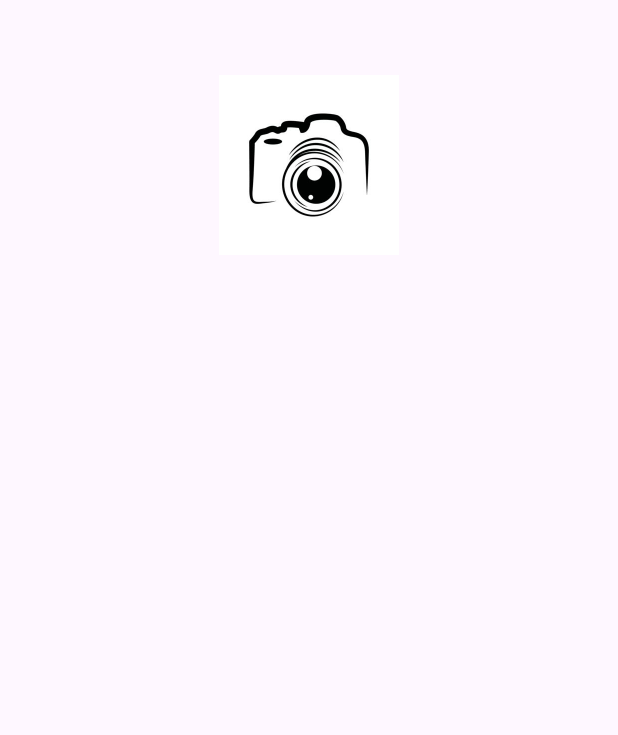
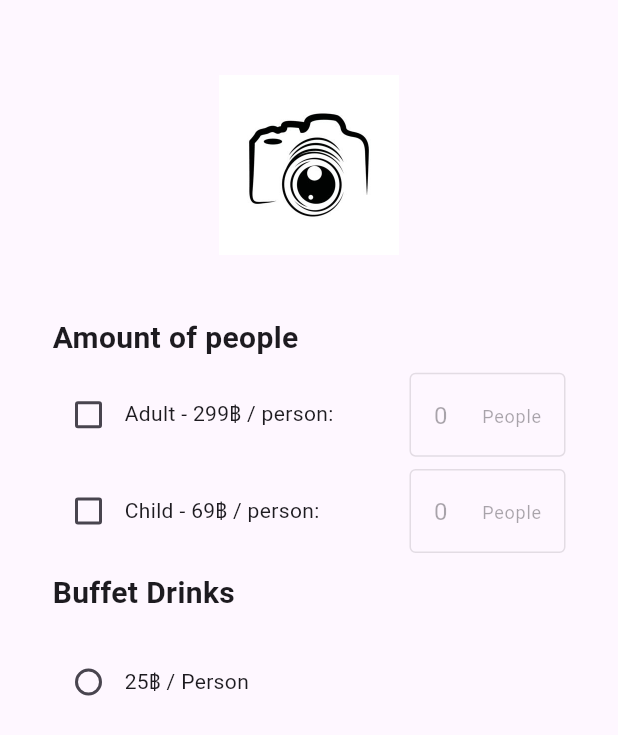
Before and after one commit to Thitibuntana/sau_mukratha_app, a Flutter app: the CalBillUI screen opened directly, on a phone screen of 412 x 824 dp. Shown: the top 735 px of the screen. Run offline on Flutter 3.47's test engine with Material 3 defaults, Android fonts, the phone set to English and light mode, and no system bars; our stand-ins replace animated_notch_bottom_bar, font_awesome_flutter, google_fonts, image_picker; Roboto replaces fonts that are missing (Kanit).

Commit message:
CalBillUI First Step Commit

```diff
--- a/lib/views/cal_bill_ui.dart
+++ b/lib/views/cal_bill_ui.dart
@@ -1,4 +1,7 @@
+import 'dart:io';
 import 'package:flutter/material.dart';
+import "package:image_picker/image_picker.dart";
+import "package:flutter/services.dart";
 
 class CalBillUI extends StatefulWidget {
   const CalBillUI({super.key});
@@ -8,25 +11,195 @@ class CalBillUI extends StatefulWidget {
 }
 
 class _CalBillUIState extends State<CalBillUI> {
+  bool adultCheck = false;
+  bool childCheck = false;
+
+  TextEditingController adultCtrl = TextEditingController(text: '0');
+  TextEditingController childCtrl = TextEditingController(text: '0');
+
+  File? imgFile;
+  Future<void> openCamera() async {
+    final picker = await ImagePicker().pickImage(
+      source: ImageSource.camera,
+      imageQuality: 75,
+    );
+    if (picker == null) return;
+
+    setState(() {
+      imgFile = File(picker.path);
+    });
+  }
+
   @override
   Widget build(BuildContext context) {
     return Scaffold(
       body: SingleChildScrollView(
         child: Padding(
           padding: EdgeInsets.only(
-            left: 8.0,
-            right: 8.0,
+            left: 35.0,
+            right: 35.0,
           ),
           child: Center(
-            child: Column(children: [
+            child: Column(
+              children: [
                 SizedBox(
                   height: 50,
                 ),
-              Image.asset(
+                InkWell(
+                  onTap: () {
+                    openCamera();
+                  },
+                  child: imgFile == null
+                      ? Image.asset(
                           'assets/images/camera.jpg',
                           height: 120.0,
+                        )
+                      : Image.file(
+                          imgFile!,
+                          height: 120.0,
                         ),
-            ]),
+                ),
+                SizedBox(
+                  height: MediaQuery.sizeOf(context).height * 0.05,
+                ),
+                Align(
+                  alignment: Alignment.centerLeft,
+                  child: Text(
+                    'Amount of people',
+                    style: TextStyle(
+                      fontWeight: FontWeight.bold,
+                      fontSize: 20,
+                    ),
+                  ),
+                ),
+                SizedBox(
+                  height: MediaQuery.sizeOf(context).height * 0.01,
+                ),
+                Row(
+                  children: [
+                    Checkbox(
+                      onChanged: (v) {
+                        setState(() {
+                          adultCheck = v!;
+                          if (v! == false) {
+                            adultCtrl.text = '0';
+                          }
+                        });
+                      },
+                      value: adultCheck,
+                    ),
+                    SizedBox(
+                      width: 165,
+                      child: Text(
+                        'Adult - 299฿ / person: ',
+                        style: TextStyle(
+                          fontSize: 14,
+                        ),
+                      ),
+                    ),
+                    SizedBox(
+                      width: 25,
+                    ),
+                    Flexible(
+                      child: TextField(
+                        controller: adultCtrl,
+                        enabled: adultCheck,
+                        keyboardType: TextInputType.number,
+                        inputFormatters: [
+                          FilteringTextInputFormatter.digitsOnly
+                        ],
+                        decoration: InputDecoration(
+                          suffix: Text(
+                            ' People',
+                            style: TextStyle(
+                              fontSize: 12,
+                            ),
+                          ),
+                          border: OutlineInputBorder(),
+                        ),
+                      ),
+                    ),
+                  ],
+                ),
+                SizedBox(
+                  height: MediaQuery.sizeOf(context).height * 0.01,
+                ),
+                Row(
+                  children: [
+                    Checkbox(
+                      onChanged: (v) {
+                        setState(() {
+                          childCheck = v!;
+                          if (v! == false) {
+                            childCtrl.text = '0';
+                          }
+                        });
+                      },
+                      value: childCheck,
+                    ),
+                    SizedBox(
+                      width: 165,
+                      child: Text(
+                        'Child - 69฿ / person: ',
+                        style: TextStyle(
+                          fontSize: 14,
+                        ),
+                      ),
+                    ),
+                    SizedBox(
+                      width: 25,
+                    ),
+                    Flexible(
+                      child: TextField(
+                        controller: childCtrl,
+                        enabled: childCheck,
+                        keyboardType: TextInputType.number,
+                        inputFormatters: [
+                          FilteringTextInputFormatter.digitsOnly
+                        ],
+                        decoration: InputDecoration(
+                          suffix: Text(
+                            ' People',
+                            style: TextStyle(
+                              fontSize: 12,
+                            ),
+                          ),
+                          border: OutlineInputBorder(),
+                        ),
+                      ),
+                    ),
+                  ],
+                ),
+                SizedBox(
+                  height: MediaQuery.sizeOf(context).height * 0.015,
+                ),
+                Align(
+                  alignment: Alignment.centerLeft,
+                  child: Text(
+                    'Buffet Drinks',
+                    style: TextStyle(
+                      fontWeight: FontWeight.bold,
+                      fontSize: 20,
+                    ),
+                  ),
+                ),
+                 SizedBox(
+                  height: MediaQuery.sizeOf(context).height * 0.025,
+                ),
+                Row(
+                  children: [
+                    Radio(
+                      onChanged: (v) {},
+                      value: 1,
+                      groupValue: null,
+                    ),
+                    Text(
+                      '25฿ / Person'
+                    ),
+                  ],
+                ),
+              ],
+            ),
           ),
         ),
       ),
```
Lines whose indentation alone changed are shown as unchanged.
